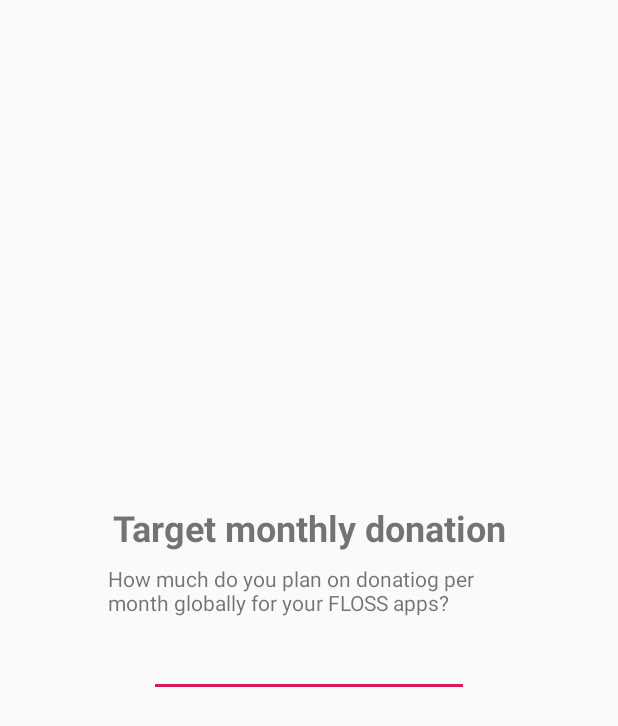
After one commit to phhusson/floss-donator, an Android app: the layout dialog_how_much.xml on its own in the app's theme, with its tools: preview values and no code run, on a phone screen of 412 x 824 dp. The commit adds this screen. Shown: the top 726 px of the screen. Run offline under Robolectric (Android 15) with nearby library versions, the phone set to English and light mode, and no system bars.

Commit message:
Add a dialog on start to ask the user how much it wants to donate per month

```diff
--- /dev/null
+++ b/app/src/main/res/layout/dialog_how_much.xml
@@ -0,0 +1,48 @@
+<?xml version="1.0" encoding="utf-8"?>
+<androidx.constraintlayout.widget.ConstraintLayout xmlns:android="http://schemas.android.com/apk/res/android"
+    xmlns:app="http://schemas.android.com/apk/res-auto"
+    xmlns:tools="http://schemas.android.com/tools"
+    android:layout_width="300dp"
+    android:layout_height="wrap_content"
+    android:layout_gravity="center">
+
+    <TextView
+        android:id="@+id/title"
+        android:layout_width="wrap_content"
+        android:layout_height="wrap_content"
+        android:gravity="center_horizontal"
+        android:text="Target monthly donation"
+        android:textSize="24sp"
+        android:textStyle="bold"
+        app:layout_constraintEnd_toEndOf="parent"
+        app:layout_constraintStart_toStartOf="parent"
+        app:layout_constraintTop_toTopOf="parent" />
+
+    <TextView
+        android:id="@+id/description"
+        android:layout_width="match_parent"
+        android:layout_height="wrap_content"
+        android:layout_marginStart="16dp"
+        android:layout_marginTop="8dp"
+        android:layout_marginEnd="16dp"
+        android:text="How much do you plan on donatiog per month globally for your FLOSS apps?"
+        app:layout_constraintEnd_toEndOf="parent"
+        app:layout_constraintStart_toStartOf="parent"
+        app:layout_constraintTop_toBottomOf="@+id/title" />
+
+    <EditText
+        android:id="@+id/value"
+        android:layout_width="wrap_content"
+        android:layout_height="wrap_content"
+        android:layout_marginStart="16dp"
+        android:layout_marginTop="8dp"
+        android:layout_marginEnd="16dp"
+        android:layout_marginBottom="24dp"
+        android:ems="10"
+        android:inputType="numberDecimal"
+        app:layout_constraintBottom_toBottomOf="parent"
+        app:layout_constraintEnd_toEndOf="parent"
+        app:layout_constraintStart_toStartOf="parent"
+        app:layout_constraintTop_toBottomOf="@+id/description" />
+
+</androidx.constraintlayout.widget.ConstraintLayout>
```
Also changed, not shown: app/src/main/java/me/phh/flossdonator/MainActivity.kt (+39 -6 lines), app/src/main/res/raw/pkgs.json, 1 other file.
